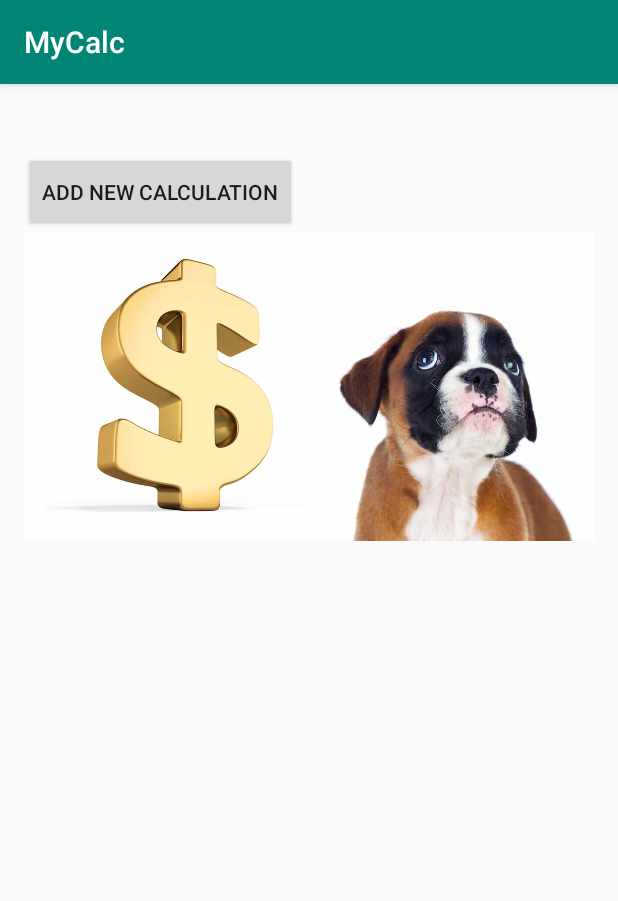
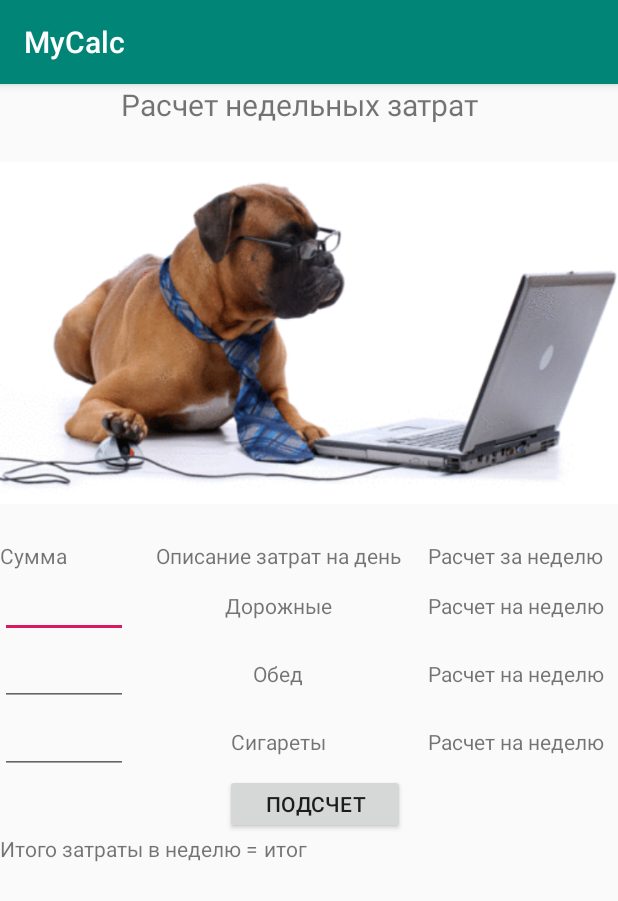
Before and after one commit to DarTiess/MyCalculationPourMonHomme, an Android app: the MainActivity screen opened directly, with no data from a screen before it, in the options menu, after a tap on "Добавить инфо", on a phone screen of 412 x 824 dp. Shown: the top 901 px of the screen. Run offline under Robolectric (Android 15) with nearby library versions, the phone set to English and light mode, and no system bars; 6 statements that could not run were skipped.

Commit message:
add weekResult

```diff
--- a/src/main/AndroidManifest.xml
+++ b/src/main/AndroidManifest.xml
@@ -9,7 +9,8 @@
         android:roundIcon="@mipmap/ic_launcher_round"
         android:supportsRtl="true"
         android:theme="@style/AppTheme">
-        <activity android:name=".MainActivity"></activity>
+        <activity android:name=".WeekActivity"></activity>
+        <activity android:name=".MainActivity" />
         <activity android:name=".ListActivity" />
         <activity android:name=".CalculatActivity" />
         <activity
--- a/src/main/java/com/example/mycalc/MainActivity.java
+++ b/src/main/java/com/example/mycalc/MainActivity.java
@@ -47,7 +47,7 @@ public class MainActivity extends AppCompatActivity {
     Cursor calcCursor;
     SimpleCursorAdapter calcAdapter;
 
-
+    Bundle arguments;
     @Override
     protected void onCreate(Bundle savedInstanceState) {
         super.onCreate(savedInstanceState);
@@ -67,6 +67,8 @@ momme=(TextView)findViewById(R.id.momme);
 dbHelper=new DatabaseHelper(getApplicationContext());
 
         selection = (TextView) findViewById(R.id.selection);
+
+        arguments = getIntent().getExtras();
 
         ArrayAdapter<String> adapter = new ArrayAdapter<String>(this, android.R.layout.simple_spinner_item, msNames);
         adapter.setDropDownViewResource(android.R.layout.simple_spinner_dropdown_item);
@@ -122,7 +124,16 @@ dbHelper=new DatabaseHelper(getApplicationContext());
                 TextView textView = (TextView) findViewById(R.id.food);
                 textView.setText(String.valueOf(foodResult));
 
-               weekResult=Integer.parseInt( s.toString())*15000;
+                if(arguments!=null){
+
+                   weekResult = arguments.getInt("price");
+
+                }else{
+                    weekResult=15000;
+                }
+
+               // setContentView(textView);
+               weekResult=Integer.parseInt( s.toString())*weekResult;
                 TextView textView2 = (TextView) findViewById(R.id.week);
                 textView2.setText(String.valueOf(weekResult));
 
@@ -275,8 +286,8 @@ dbHelper=new DatabaseHelper(getApplicationContext());
                 startActivity(intent);
                 return true;
             case R.id.add_calculation:
-                headerView.setText("Добавить");
-                Intent intent1 = new Intent(this, StartupActivity.class);
+                headerView.setText("Недельные");
+                Intent intent1 = new Intent(this, WeekActivity.class);
                 startActivity(intent1);
                 return true;
 
--- /dev/null
+++ b/src/main/java/com/example/mycalc/WeekActivity.java
@@ -0,0 +1,114 @@
+package com.example.mycalc;
+
+import android.content.Intent;
+import android.os.Bundle;
+import android.text.Editable;
+import android.text.TextWatcher;
+import android.view.View;
+import android.widget.EditText;
+import android.widget.TextView;
+
+import androidx.appcompat.app.AppCompatActivity;
+
+public class WeekActivity extends AppCompatActivity {
+
+    EditText road;
+    EditText lunch;
+    EditText cigarret;
+
+    TextView roadSum;
+    TextView lunchSum;
+    TextView cigareSum;
+
+    TextView resultWeek;
+
+   int roadIntSum;
+    int lunchIntSum;
+    int cigarreIntSum;
+    int resultIntWeek;
+    @Override
+    protected void onCreate(Bundle savedInstanceState) {
+        super.onCreate(savedInstanceState);
+        setContentView(R.layout.activity_week);
+        road=(EditText) findViewById(R.id.road);
+        lunch=(EditText)findViewById(R.id.lunch);
+        cigarret=(EditText)findViewById(R.id.cigarret);
+
+        roadSum=(TextView)findViewById(R.id.roadSum);
+        lunchSum=(TextView)findViewById(R.id.lunchSum);
+        cigareSum=(TextView)findViewById(R.id.cigarreSum);
+        resultWeek=(TextView)findViewById(R.id.resultOfWeek);
+
+
+
+        road.addTextChangedListener(new TextWatcher() {
+            @Override
+            public void beforeTextChanged(CharSequence s, int start, int count, int after) {
+
+            }
+
+            @Override
+            public void onTextChanged(CharSequence s, int start, int before, int count) {
+
+                roadIntSum=Integer.parseInt(s.toString())*5;
+                roadSum.setText(String.valueOf(roadIntSum));
+
+            }
+
+            @Override
+            public void afterTextChanged(Editable s) {
+
+            }
+        });
+
+        lunch.addTextChangedListener(new TextWatcher() {
+            @Override
+            public void beforeTextChanged(CharSequence s, int start, int count, int after) {
+
+            }
+
+            @Override
+            public void onTextChanged(CharSequence s, int start, int before, int count) {
+
+                lunchIntSum=Integer.parseInt(s.toString())*5;
+                lunchSum.setText(String.valueOf(lunchIntSum));
+
+            }
+
+            @Override
+            public void afterTextChanged(Editable s) {
+
+            }
+        });
+
+        cigarret.addTextChangedListener(new TextWatcher() {
+            @Override
+            public void beforeTextChanged(CharSequence s, int start, int count, int after) {
+
+            }
+
+            @Override
+            public void onTextChanged(CharSequence s, int start, int before, int count) {
+
+                cigarreIntSum=Integer.parseInt(s.toString())*5;
+                cigareSum.setText(String.valueOf(cigarreIntSum));
+
+            }
+
+            @Override
+            public void afterTextChanged(Editable s) {
+
+            }
+        });
+
+    }
+
+    public void getResultOfWeek(View view) {
+
+        resultIntWeek=cigarreIntSum+roadIntSum+lunchIntSum;
+        resultWeek.setText(String.valueOf(resultIntWeek));
+        Intent intent = new Intent(this, MainActivity.class);
+        intent.putExtra("price", resultIntWeek);
+        startActivity(intent);
+    }
+}
--- /dev/null
+++ b/src/main/res/layout/activity_week.xml
@@ -0,0 +1,136 @@
+<?xml version="1.0" encoding="utf-8"?>
+<LinearLayout xmlns:android="http://schemas.android.com/apk/res/android"
+    xmlns:app="http://schemas.android.com/apk/res-auto"
+    xmlns:tools="http://schemas.android.com/tools"
+    android:layout_width="match_parent"
+    android:layout_height="match_parent"
+    tools:context=".WeekActivity"
+    android:orientation="vertical">
+
+    <TextView
+        android:paddingLeft="80dp"
+        android:layout_width="wrap_content"
+        android:layout_height="wrap_content"
+        android:text="Расчет недельных затрат"
+        android:textAlignment="center"
+        android:textSize="20dp"/>
+<ImageView
+    android:layout_width="wrap_content"
+    android:layout_height="wrap_content"
+    android:src="@drawable/chien"/>
+    <TableLayout
+        android:layout_width="wrap_content"
+        android:layout_height="wrap_content"
+        >
+        <TableRow>
+            <TextView
+                android:layout_width="85dp"
+                android:layout_height="wrap_content"
+                android:text="Сумма "
+                android:layout_weight="20"/>
+            <TextView
+                android:layout_width="200dp"
+                android:layout_height="wrap_content"
+                android:text="Описание затрат на день"
+                android:textAlignment="center"
+                android:layout_weight="1"
+                />
+            <TextView
+                android:layout_width="wrap_content"
+                android:layout_height="wrap_content"
+                android:text="Расчет за неделю"
+                android:layout_weight="1"
+                />
+        </TableRow>
+        <TableRow>
+            <EditText
+                android:layout_width="85dp"
+                android:layout_height="wrap_content"
+                android:id="@+id/road"
+                />
+            <TextView
+                android:layout_width="wrap_content"
+                android:layout_height="wrap_content"
+                android:text="Дорожные"
+                android:textAlignment="center"
+                android:layout_weight="1"
+                />
+            <TextView
+                android:layout_width="wrap_content"
+                android:layout_height="wrap_content"
+                android:text="Расчет на неделю"
+                android:id="@+id/roadSum"
+                android:layout_weight="1"
+                />
+        </TableRow>
+
+        <TableRow>
+            <EditText
+                android:layout_width="85dp"
+                android:layout_height="wrap_content"
+                android:id="@+id/lunch"
+                />
+            <TextView
+                android:layout_width="wrap_content"
+                android:layout_height="wrap_content"
+                android:text="Обед"
+                android:textAlignment="center"
+                android:layout_weight="1"
+                />
+            <TextView
+                android:layout_width="wrap_content"
+                android:layout_height="wrap_content"
+                android:text="Расчет на неделю"
+                android:id="@+id/lunchSum"
+                android:layout_weight="1"
+                />
+        </TableRow>
+
+        <TableRow>
+            <EditText
+                android:layout_width="85dp"
+                android:layout_height="wrap_content"
+                android:id="@+id/cigarret"
+                />
+            <TextView
+                android:layout_width="wrap_content"
+                android:layout_height="wrap_content"
+                android:text="Сигареты"
+                android:textAlignment="center"
+                android:layout_weight="1"
+                />
+            <TextView
+                android:layout_width="wrap_content"
+                android:layout_height="wrap_content"
+                android:text="Расчет на неделю"
+                android:id="@+id/cigarreSum"
+                android:layout_weight="1"
+                />
+        </TableRow>
+    </TableLayout>
+
+    <Button
+        android:layout_marginLeft="150dp"
+        android:layout_width="120dp"
+        android:layout_height="40dp"
+        android:text="Подсчет"
+        android:onClick="getResultOfWeek"/>
+    <LinearLayout
+        android:layout_width="361dp"
+        android:layout_height="wrap_content"
+        android:orientation="horizontal"
+        android:textAlignment="textEnd">
+
+        <TextView
+            android:layout_width="wrap_content"
+            android:layout_height="wrap_content"
+            android:text="Итого затраты в неделю = " />
+
+        <TextView
+            android:layout_width="164dp"
+            android:layout_height="wrap_content"
+            android:text="итог"
+            android:id="@+id/resultOfWeek"/>
+    </LinearLayout>
+
+</LinearLayout>
```
Also changed, not shown: src/main/res/drawable-v24/chien.jpg (added), 1 other file.
